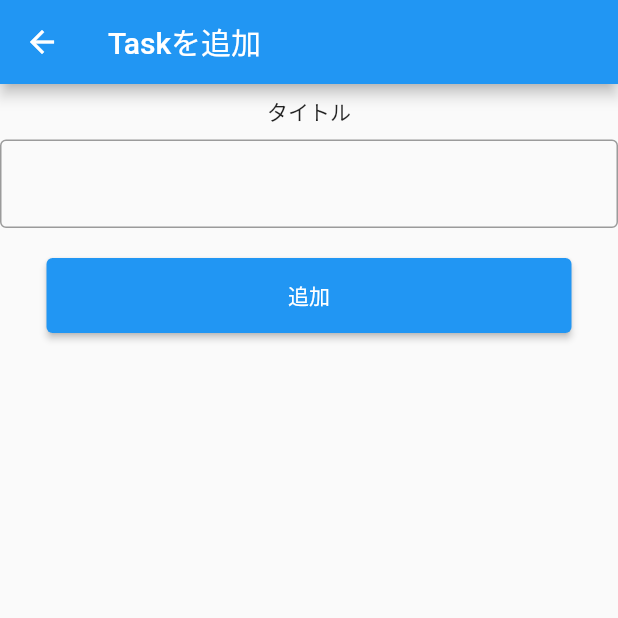
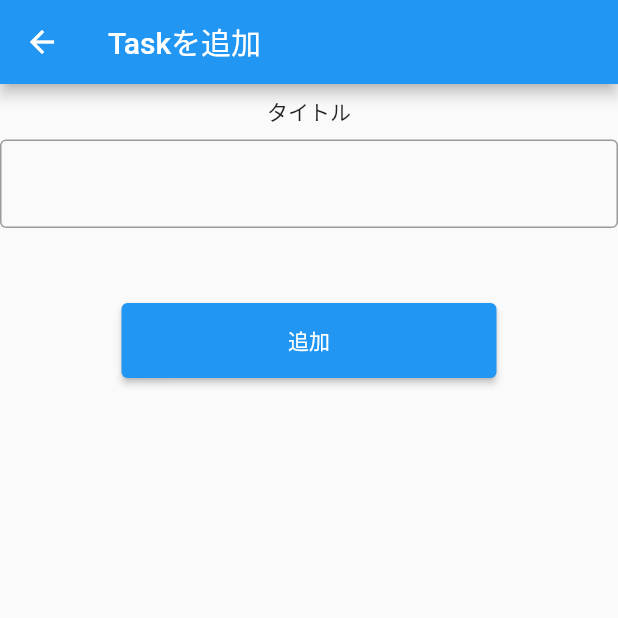
Before and after one commit to HikaruTokuda/flutter_web_todo, a Flutter app: the screen it shows after launch, after a tap on the "add" icon, on a phone screen of 412 x 824 dp, the top half of it. Run offline on Flutter 3.47's test engine with Material 2 defaults, Android fonts, the phone set to English and light mode, and no system bars.

Commit message:
タスクの追加シーケンスを追加

```diff
--- a/lib/pages/add_task_page.dart
+++ b/lib/pages/add_task_page.dart
@@ -1,13 +1,16 @@
 import 'package:flutter/material.dart';
+import 'package:flutter_web/models/task.dart';
 
 class AddTaskPage extends StatefulWidget {
-  const AddTaskPage({Key? key}) : super(key: key);
+  final List<Task>? undoneTaskList;
+  const AddTaskPage({this.undoneTaskList});
 
   @override
   _AddTaskPageState createState() => _AddTaskPageState();
 }
 
 class _AddTaskPageState extends State<AddTaskPage> {
+  TextEditingController titleController = TextEditingController();
   @override
   Widget build(BuildContext context) {
     return Scaffold(
@@ -24,18 +27,27 @@ class _AddTaskPageState extends State<AddTaskPage> {
             Container(
               width: 588,
                 child: TextField(
+                  controller: titleController,      // テキストフィールドに入力された文字がここに入る
                   decoration: InputDecoration(
                     border: OutlineInputBorder()
                   ),
                 )
             ),
             Padding(
-              padding: const EdgeInsets.only(top: 20.0),
+              padding: const EdgeInsets.only(top: 50.0),
               child: Container(
-                width: 350,
+                width: 250,
                 height: 50,
                 child: ElevatedButton(
-                    onPressed: () {},
+                    onPressed: () {
+                      Task newTask = Task(
+                        title: titleController.text,
+                        isDone: false,
+                        createdTime: DateTime.now()
+                      );
+                      widget.undoneTaskList?.add(newTask);
+                      Navigator.pop(context);
+                    },
                     child: Text('追加')
                 ),
               ),
--- a/lib/pages/top_page.dart
+++ b/lib/pages/top_page.dart
@@ -85,8 +85,9 @@ class _TopPageState extends State<TopPage> {
         ],
       ),
       floatingActionButton: FloatingActionButton(
-        onPressed: (){
-          Navigator.push(context, MaterialPageRoute(builder: (context) => AddTaskPage()));
+        onPressed: () async {       // pushの並列処理を待つ
+          await Navigator.push(context, MaterialPageRoute(builder: (context) => AddTaskPage(undoneTaskList: undoneTaskList,)));
+          setState(() {});
         },
         tooltip: 'Increment',
         child: Icon(Icons.add),
```
